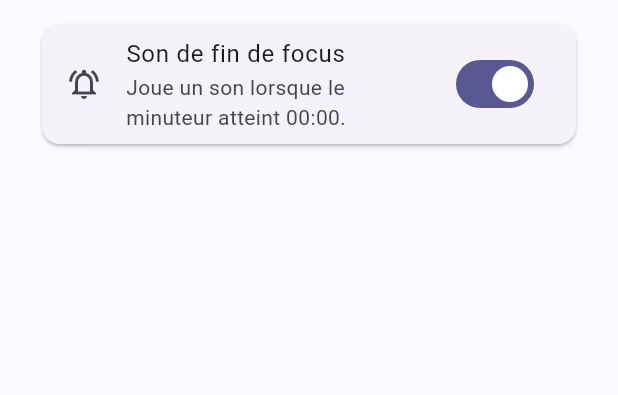
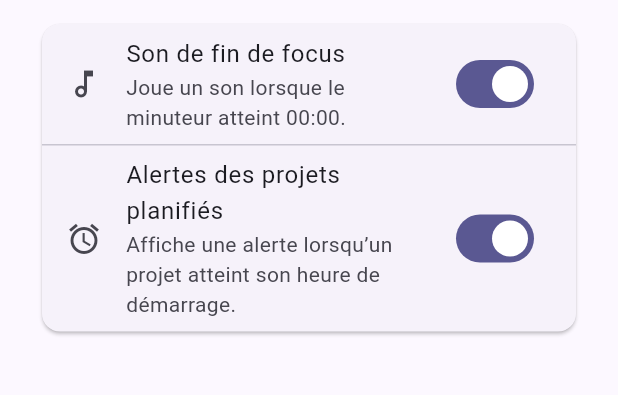
Before and after one commit to MichelAMZ/focusday, a Flutter app: the screen it shows after launch, after a tap on the "settings" icon, on a phone screen of 412 x 824 dp, the part 156-551 px from its top. Run offline on Flutter 3.47's test engine with Material 3 defaults, Android fonts, the phone set to English and light mode, and no system bars; our stand-ins replace audioplayers, flutter_riverpod, shared_preferences; missing offline and left inert: window_manager.

Commit message:
feat: add scheduled project alert setting

```diff
--- a/lib/core/storage/focusday_storage.dart
+++ b/lib/core/storage/focusday_storage.dart
@@ -12,6 +12,8 @@ class FocusDayStorage {
   static const _timerKey = 'focusday.timer.v1';
   static const _completionSoundEnabledKey =
       'focusday.settings.completionSoundEnabled';
+  static const _scheduledProjectAlertsEnabledKey =
+      'focusday.settings.scheduledProjectAlertsEnabled';
 
   List<FocusProject>? loadProjects() {
     final raw = preferences.getString(_projectsKey);
@@ -87,4 +89,12 @@ class FocusDayStorage {
   Future<void> saveCompletionSoundEnabled(bool enabled) async {
     await preferences.setBool(_completionSoundEnabledKey, enabled);
   }
+
+  bool loadScheduledProjectAlertsEnabled() {
+    return preferences.getBool(_scheduledProjectAlertsEnabledKey) ?? true;
+  }
+
+  Future<void> saveScheduledProjectAlertsEnabled(bool enabled) async {
+    await preferences.setBool(_scheduledProjectAlertsEnabledKey, enabled);
+  }
 }
--- a/lib/features/settings/presentation/settings_page.dart
+++ b/lib/features/settings/presentation/settings_page.dart
@@ -18,18 +18,36 @@ class SettingsPage extends ConsumerWidget {
           Text('Focus', style: Theme.of(context).textTheme.titleMedium),
           const SizedBox(height: 12),
           Card(
-            child: SwitchListTile(
+            child: Column(
+              children: [
+                SwitchListTile(
                   value: settings.completionSoundEnabled,
                   onChanged: (enabled) {
                     ref
                         .read(settingsProvider.notifier)
                         .setCompletionSoundEnabled(enabled);
                   },
-              secondary: const Icon(Icons.notifications_active_outlined),
+                  secondary: const Icon(Icons.music_note_outlined),
                   title: const Text('Son de fin de focus'),
                   subtitle: const Text(
                     'Joue un son lorsque le minuteur atteint 00:00.',
                   ),
+                ),
+                const Divider(height: 1),
+                SwitchListTile(
+                  value: settings.scheduledProjectAlertsEnabled,
+                  onChanged: (enabled) {
+                    ref
+                        .read(settingsProvider.notifier)
+                        .setScheduledProjectAlertsEnabled(enabled);
+                  },
+                  secondary: const Icon(Icons.alarm_outlined),
+                  title: const Text('Alertes des projets planifiés'),
+                  subtitle: const Text(
+                    'Affiche une alerte lorsqu’un projet atteint son heure de démarrage.',
+                  ),
+                ),
+              ],
             ),
           ),
         ],
--- a/lib/features/today/presentation/today_page.dart
+++ b/lib/features/today/presentation/today_page.dart
@@ -9,6 +9,7 @@ import '../application/focus_timer_state.dart';
 
 import '../../../core/window/window_mode_controller.dart';
 import '../../projects/domain/focus_task.dart';
+import '../../settings/application/settings_controller.dart';
 import '../../settings/presentation/settings_page.dart';
 
 import '../application/project_schedule_controller.dart';
@@ -30,7 +31,11 @@ class _TodayPageState extends ConsumerState<TodayPage> {
     final projects = ref.watch(todayProjectsProvider);
     final scheduleState = ref.watch(projectScheduleProvider);
 
-    _checkScheduleAlerts(projects, scheduleState);
+    final settings = ref.watch(settingsProvider);
+
+    if (settings.scheduledProjectAlertsEnabled) {
+      _checkScheduleAlerts(projects, scheduleState);
+    }
 
     final activeProject = projects.firstWhere(
       (project) => project.status == FocusProjectStatus.active,
```
Also changed, not shown: lib/features/settings/application/settings_controller.dart (+21 -2 lines). Lines whose indentation alone changed are shown as unchanged.
